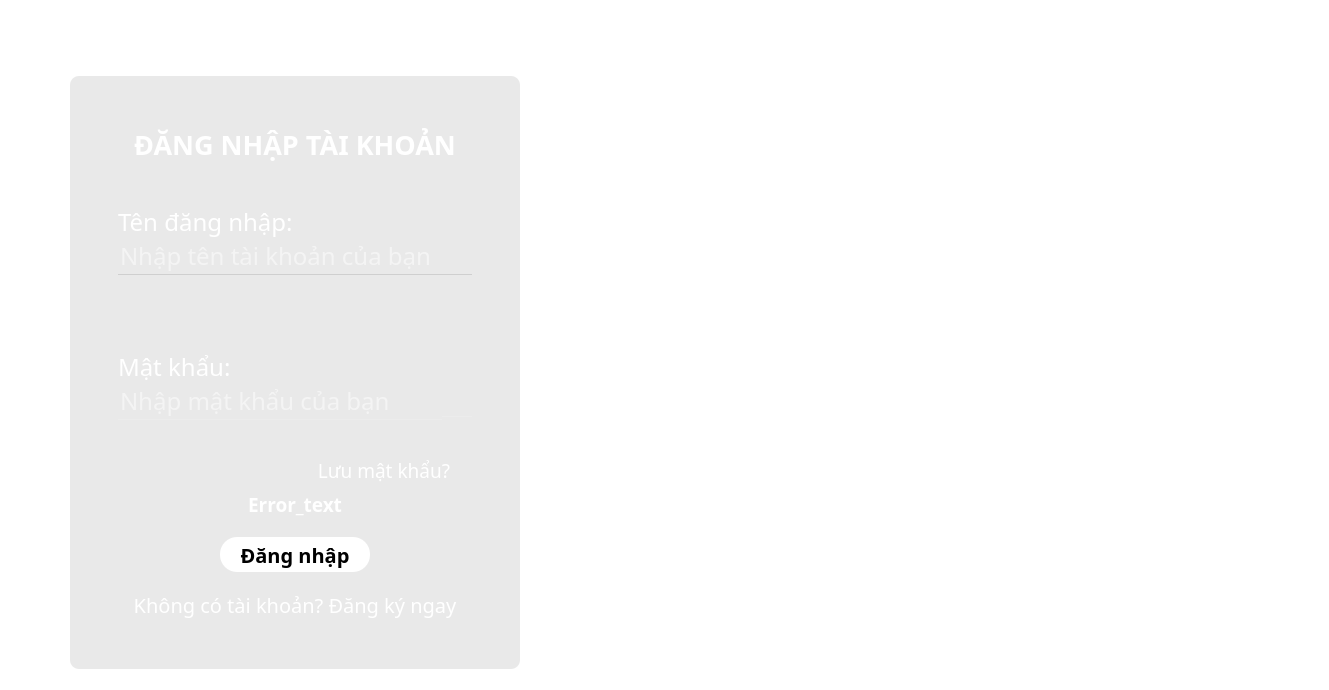
Old version of the form UI_Files/Login_gui.ui in the repository hoangm960/Astraea.
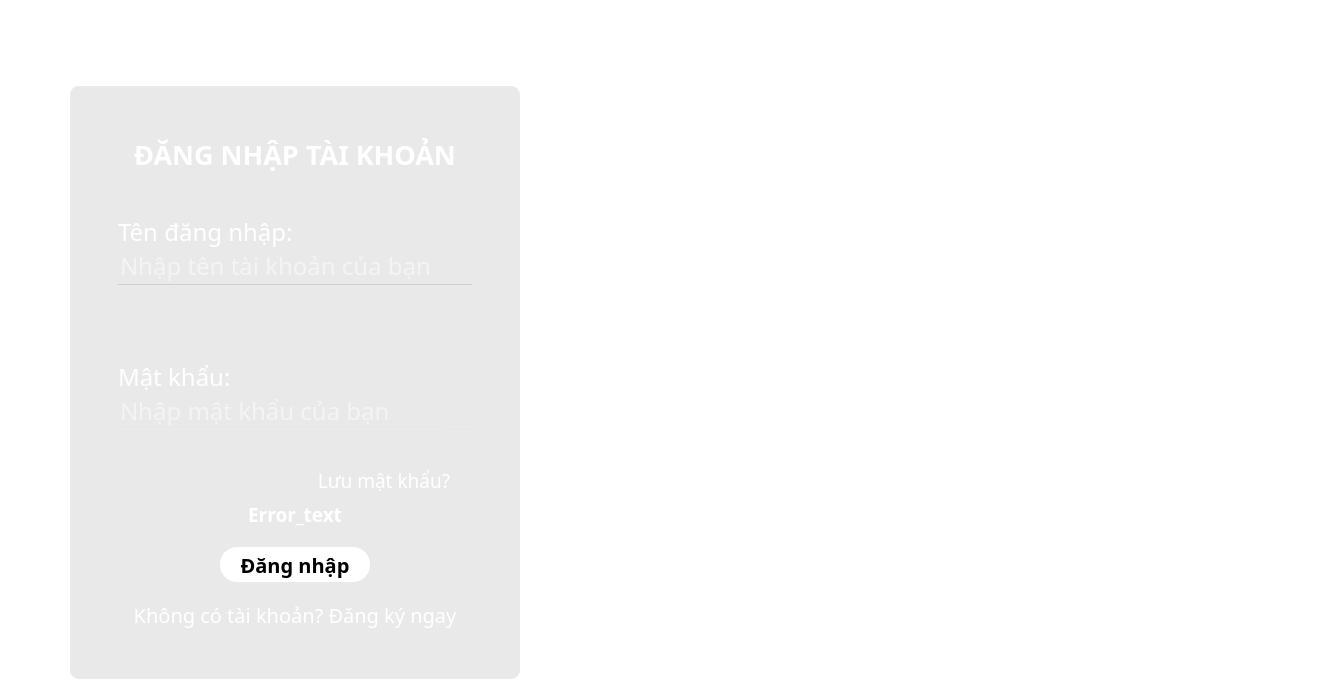
New version of the form. Icons and pictures are not drawn.

Patch:
```diff
--- a/UI_Files/Login_gui.ui
+++ b/UI_Files/Login_gui.ui
@@ -99,7 +99,7 @@
          <property name="minimumSize">
           <size>
            <width>0</width>
-           <height>60</height>
+           <height>70</height>
           </size>
          </property>
          <property name="maximumSize">
@@ -304,13 +304,13 @@
            <widget class="QFrame" name="frame_2">
             <property name="minimumSize">
              <size>
-              <width>180</width>
+              <width>200</width>
               <height>0</height>
              </size>
             </property>
             <property name="maximumSize">
              <size>
-              <width>180</width>
+              <width>200</width>
               <height>16777215</height>
              </size>
             </property>
```
